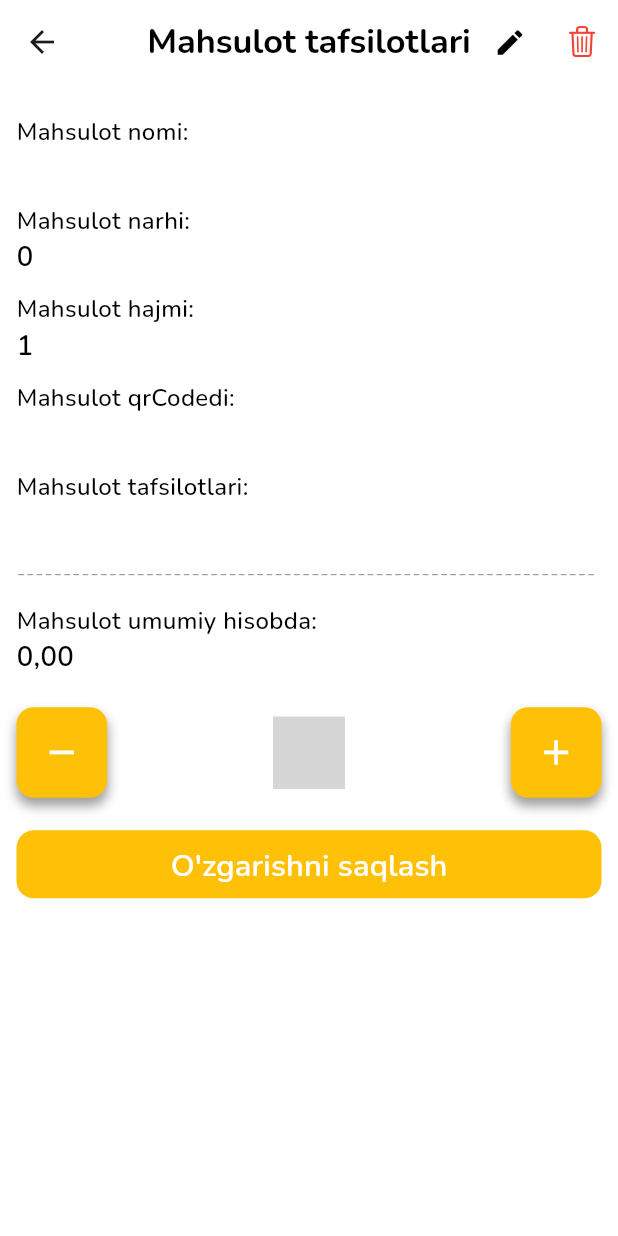
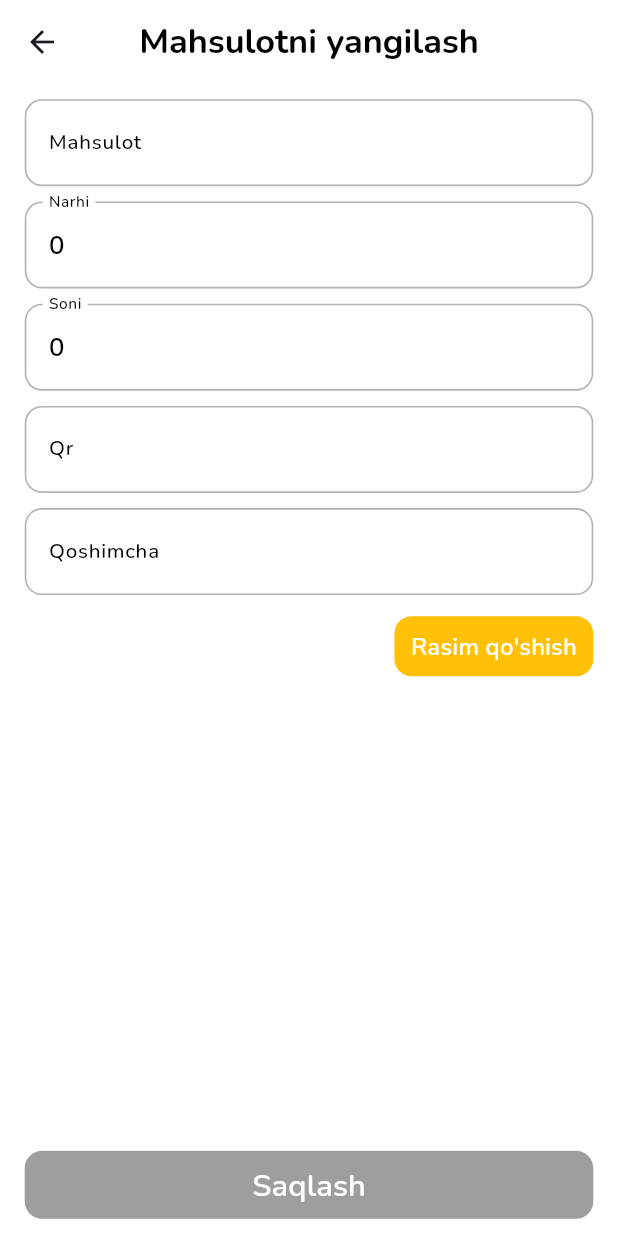
Before and after one commit to SharifboyMuminov/warehouse_rvp, a Flutter app: the ProductDetailsScreen screen opened directly with empty values, after a tap on the "add" icon, after a tap on the "edit" icon, on a phone screen of 412 x 824 dp. Run offline on Flutter 3.47's test engine with Material 3 defaults, Android fonts, the phone set to English and light mode, and no system bars; our stand-ins replace equatable, flutter_bloc, flutter_screenutil, image_picker, shared_preferences, sqflite; missing offline and left inert: animated_digit; accounts and stored records are empty; grey boxes are pictures that could not be loaded.

```diff
--- a/lib/screens/home_screen/product/product_details_screen.dart
+++ b/lib/screens/home_screen/product/product_details_screen.dart
@@ -10,6 +10,7 @@ import 'package:warehouse_rvp/bloc/product/product_bloc.dart';
 import 'package:warehouse_rvp/bloc/product/product_event.dart';
 import 'package:warehouse_rvp/data/models/product_model.dart';
 import 'package:warehouse_rvp/screens/home_screen/product/show_image_full_screen.dart';
+import 'package:warehouse_rvp/screens/home_screen/product/update_product.dart';
 import 'package:warehouse_rvp/screens/home_screen/widget/get_text.dart';
 import 'package:warehouse_rvp/screens/home_screen/widget/main_button.dart';
 import 'package:warehouse_rvp/utils/app_size.dart';
@@ -49,7 +50,18 @@ class _ProductDetailsScreenState extends State<ProductDetailsScreen> {
         ),
         actions: [
           IconButton(
-            onPressed: () {},
+            onPressed: () {
+              Navigator.pushReplacement(
+                context,
+                MaterialPageRoute(
+                  builder: (context) {
+                    return UpdateProductScreen(
+                      productModel: widget.productModel,
+                    );
+                  },
+                ),
+              );
+            },
             icon: Icon(
               Icons.edit,
               color: Colors.black,
@@ -189,7 +201,7 @@ class _ProductDetailsScreenState extends State<ProductDetailsScreen> {
                 mainTitle: productModel.price.toString(),
               ),
               GetText(
-                title: "Mahsulot hajmi:",
+                title: "Mahsulot soni:",
                 mainTitle: productModel.count.toString(),
               ),
               GetText(
--- a/lib/screens/home_screen/product/update_product.dart
+++ b/lib/screens/home_screen/product/update_product.dart
@@ -0,0 +1,242 @@
+import 'dart:io';
+
+import 'package:flutter/material.dart';
+import 'package:flutter_bloc/flutter_bloc.dart';
+import 'package:flutter_screenutil/flutter_screenutil.dart';
+import 'package:image_picker/image_picker.dart';
+import 'package:warehouse_rvp/bloc/product/product_bloc.dart';
+import 'package:warehouse_rvp/bloc/product/product_event.dart';
+import 'package:warehouse_rvp/data/models/product_model.dart';
+import 'package:warehouse_rvp/screens/home_screen/product/show_image_picker.dart';
+import 'package:warehouse_rvp/screens/home_screen/widget/costume_text_form_field.dart';
+import 'package:warehouse_rvp/screens/home_screen/widget/main_button.dart';
+import 'package:warehouse_rvp/utils/app_size.dart';
+import 'package:warehouse_rvp/utils/app_text_style.dart';
+
+class UpdateProductScreen extends StatefulWidget {
+  const UpdateProductScreen({super.key, required this.productModel});
+
+  final ProductModel productModel;
+
+  @override
+  State<UpdateProductScreen> createState() => _UpdateProductScreenState();
+}
+
+class _UpdateProductScreenState extends State<UpdateProductScreen> {
+  XFile? xFile;
+
+  final TextEditingController _controllerName = TextEditingController();
+  final TextEditingController _controllerPrice = TextEditingController();
+  final TextEditingController _controllerCont = TextEditingController();
+  final TextEditingController _controllerQr = TextEditingController();
+  final TextEditingController _controllerDescription = TextEditingController();
+
+  @override
+  void initState() {
+    _controllerName.text = widget.productModel.productName;
+    _controllerPrice.text = widget.productModel.price.toString();
+    _controllerCont.text = widget.productModel.count.toString();
+    _controllerQr.text = widget.productModel.qrCode;
+    _controllerDescription.text = widget.productModel.description;
+
+    super.initState();
+  }
+
+  @override
+  Widget build(BuildContext context) {
+    return Scaffold(
+      backgroundColor: Colors.white,
+      appBar: AppBar(
+        scrolledUnderElevation: 0,
+        backgroundColor: Colors.white,
+        centerTitle: true,
+        title: Text(
+          "Mahsulotni yangilash",
+          style: AppTextStyle.nunitoBold.copyWith(
+            fontSize: 20.sp,
+          ),
+        ),
+      ),
+      body: SafeArea(
+        child: Column(
+          children: [
+            Expanded(
+              child: SingleChildScrollView(
+                padding: EdgeInsets.symmetric(
+                  horizontal: 15.we,
+                  vertical: 10.he,
+                ),
+                child: Column(
+                  children: [
+                    CostumeTextFormField(
+                      onChanged: (v) => setState(() {}),
+                      controller: _controllerName,
+                      hintText: "Mahsulot nomini kiriting...",
+                      label: "Mahsulot",
+                    ),
+                    10.getH(),
+                    CostumeTextFormField(
+                      onChanged: (v) => setState(() {}),
+                      controller: _controllerPrice,
+                      hintText: "Mahsulot narhini kiriting...",
+                      label: "Narhi",
+                      textInputType: TextInputType.number,
+                    ),
+                    10.getH(),
+                    CostumeTextFormField(
+                      onChanged: (v) => setState(() {}),
+                      controller: _controllerCont,
+                      hintText: "Mahsulot sonini kiriting...",
+                      label: "Soni",
+                      textInputType: TextInputType.number,
+                    ),
+                    10.getH(),
+                    CostumeTextFormField(
+                      onChanged: (v) => setState(() {}),
+                      controller: _controllerQr,
+                      hintText: "Mahsulot qr kodinni kiriting...",
+                      label: "Qr",
+                    ),
+                    10.getH(),
+                    CostumeTextFormField(
+                      onChanged: (v) => setState(() {}),
+                      controller: _controllerDescription,
+                      hintText: "Qoshimcha malumotni kiriting...",
+                      label: "Qoshimcha",
+                      textInputAction: TextInputAction.done,
+                      maxLines: null,
+                    ),
+                    if (xFile != null) ...[
+                      10.getH(),
+                      SizedBox(
+                        width: double.infinity,
+                        height: 200.he,
+                        child: DecoratedBox(
+                          decoration: BoxDecoration(
+                            borderRadius: BorderRadius.circular(10.r),
+                            image: DecorationImage(
+                              image: FileImage(
+                                File(xFile!.path),
+                              ),
+                              fit: BoxFit.cover,
+                            ),
+                          ),
+                        ),
+                      ),
+                    ],
+                    if (xFile == null &&
+                        widget.productModel.imagePath.isNotEmpty) ...[
+                      10.getH(),
+                      SizedBox(
+                        width: double.infinity,
+                        height: 200.he,
+                        child: DecoratedBox(
+                          decoration: BoxDecoration(
+                            borderRadius: BorderRadius.circular(10.r),
+                            image: DecorationImage(
+                              image: FileImage(
+                                File(widget.productModel.imagePath),
+                              ),
+                              fit: BoxFit.cover,
+                            ),
+                          ),
+                        ),
+                      ),
+                    ],
+                    10.getH(),
+                    Row(
+                      children: [
+                        if (xFile != null)
+                          MainButton(
+                            onTab: () {
+                              setState(() {
+                                xFile = null;
+                              });
+                            },
+                            titleSize: 14,
+                            title: "Rasimni o'chirish",
+                          ),
+                        const Spacer(),
+                        MainButton(
+                          onTab: () {
+                            showImageDialog(
+                              context,
+                              onChaneXFile: (v) {
+                                setState(() {
+                                  xFile = v;
+                                });
+                              },
+                            );
+                          },
+                          titleSize: 14,
+                          title: xFile != null
+                              ? "Rasimni yangilash"
+                              : "Rasim qo'shish",
+                        ),
+                      ],
+                    ),
+                  ],
+                ),
+              ),
+            ),
+            10.getH(),
+            SizedBox(
+              width: width - (30.we),
+              child: MainButton(
+                isActive: _checkInput(),
+                title: "Saqlash",
+                onTab: () {
+                  String imagePath = widget.productModel.imagePath;
+
+                  if (xFile != null) {
+                    imagePath = xFile!.path;
+                  }
+
+                  context.read<ProductBloc>().add(
+                        ProductUpdateEvent(
+                          widget.productModel.copyWith(
+                            description: _controllerDescription.text,
+                            price: num.tryParse(_controllerPrice.text) ?? 0,
+                            count: int.tryParse(_controllerCont.text) ?? 0,
+                            imagePath: imagePath,
+                            productName: _controllerName.text,
+                            qrCode: _controllerQr.text,
+                          ),
+                        ),
+                      );
+                  Navigator.pop(context);
+                },
+              ),
+            ),
+            10.getH(),
+          ],
+        ),
+      ),
+    );
+  }
+
+  bool _checkInput() {
+    bool checkChange = _controllerQr.text != widget.productModel.qrCode ||
+        _controllerName.text != widget.productModel.productName ||
+        _controllerCont.text != widget.productModel.count.toString() ||
+        _controllerDescription.text != widget.productModel.description ||
+        xFile != null ||
+        _controllerPrice.text != widget.productModel.price.toString();
+
+    return _controllerQr.text.isNotEmpty &&
+        _controllerName.text.isNotEmpty &&
+        _controllerCont.text.isNotEmpty &&
+        _controllerPrice.text.isNotEmpty &&
+        checkChange;
+  }
+
+  @override
+  void dispose() {
+    _controllerQr.dispose();
+    _controllerCont.dispose();
+    _controllerPrice.dispose();
+    _controllerName.dispose();
+    _controllerDescription.dispose();
+    super.dispose();
+  }
+}
```
Also changed, not shown: lib/screens/home_screen/home_screen.dart (+22 -0 lines), lib/screens/home_screen/show_all_sum_product/show_all_sum_product_screen.dart (added, +89 -0 lines), lib/screens/home_screen/show_all_sum_product/widget/show_sum_item.dart (added, +114 -0 lines).
